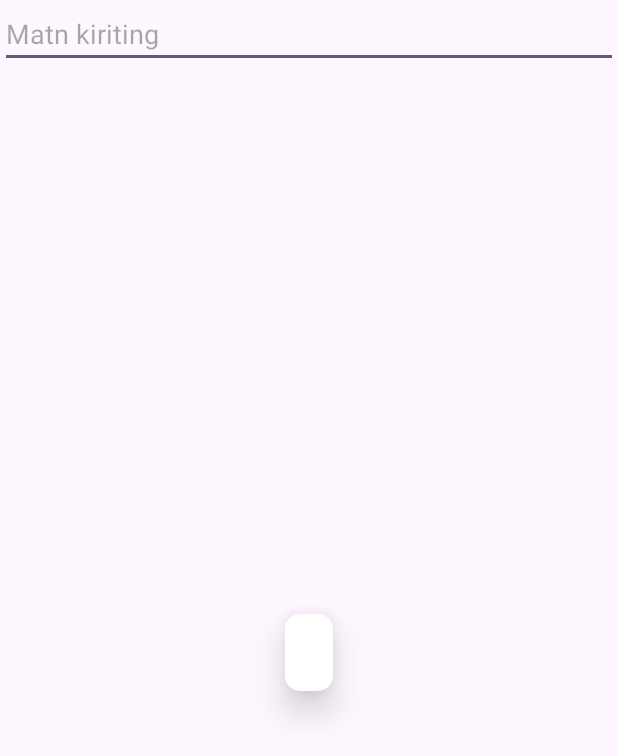
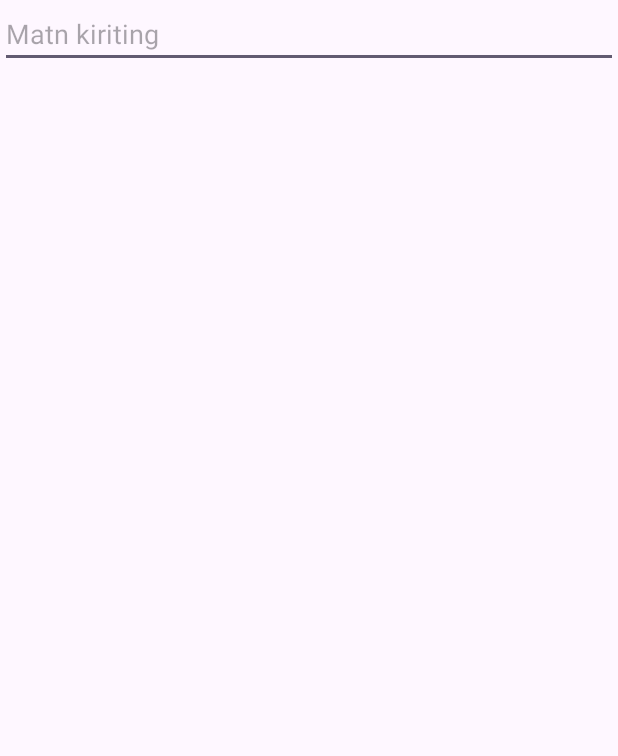
Before and after one commit to Amrullaev/WordCount, an Android app: the layout activity_main.xml on its own in the app's theme, with its tools: preview values and no code run, on a phone screen of 412 x 824 dp. Shown: the top 756 px of the screen. Run offline under Robolectric (Android 15) with nearby library versions, the phone set to English and light mode, and no system bars.

Commit message:
Version 1.1 End

```diff
--- a/app/src/main/AndroidManifest.xml
+++ b/app/src/main/AndroidManifest.xml
@@ -6,7 +6,7 @@
         android:allowBackup="true"
         android:dataExtractionRules="@xml/data_extraction_rules"
         android:fullBackupContent="@xml/backup_rules"
-        android:icon="@mipmap/ic_launcher"
+        android:icon="@drawable/word_logo"
         android:label="@string/app_name"
         android:roundIcon="@mipmap/ic_launcher_round"
         android:supportsRtl="true"
@@ -14,7 +14,8 @@
         tools:targetApi="31" >
         <activity
             android:name=".MainActivity"
-            android:exported="true" >
+            android:exported="true"
+            android:windowSoftInputMode="adjustResize">
             <intent-filter>
                 <action android:name="android.intent.action.MAIN" />
 
--- a/app/src/main/java/com/example/slideview/MainActivity.kt
+++ b/app/src/main/java/com/example/slideview/MainActivity.kt
@@ -1,6 +1,7 @@
 package com.example.slideview
 
 import android.annotation.SuppressLint
+import android.opengl.Visibility
 import androidx.appcompat.app.AppCompatActivity
 import android.os.Bundle
 import android.text.Editable
@@ -21,21 +22,27 @@ class MainActivity : AppCompatActivity() {
         binding = ActivityMainBinding.inflate(layoutInflater)
         setContentView(binding.root)
 
+
         binding.editText.addTextChangedListener(object : TextWatcher {
             override fun beforeTextChanged(s: CharSequence?, start: Int, count: Int, after: Int) {}
 
             override fun onTextChanged(s: CharSequence?, start: Int, before: Int, count: Int) {
+                binding.moveBtn.visibility = View.VISIBLE
                 val words = s?.trim()?.split("\\s+".toRegex())?.filter { it.isNotEmpty() }
                 val wordCount = words?.size ?: 0
                 val charCount = s?.length ?: 0
                 val spaceCount = s?.count { it.isWhitespace() } ?: 0
 
-                binding.resultTextView.text =
-                    "So'zlar: $wordCount\nHarflar: $charCount\nProbel: $spaceCount"
+                binding.resultTextViewWord.text = wordCount.toString()
+                binding.resultTextViewChar.text = charCount.toString()
+                binding.resultTextViewSpace.text = spaceCount.toString()
+
             }
 
             override fun afterTextChanged(s: Editable?) {}
         })
+
+
 
         binding.moveBtn.setOnTouchListener(object : View.OnTouchListener {
             var dx = 0f
--- a/app/src/main/res/drawable/slide_bg.xml
+++ b/app/src/main/res/drawable/slide_bg.xml
@@ -3,7 +3,7 @@
     <item>
         <shape android:shape="rectangle">
             <corners android:radius="10dp" />
-            <solid android:color="@color/white" />
+            <solid android:color="@color/white1" />
         </shape>
     </item>
 </selector>
--- a/app/src/main/res/layout/activity_main.xml
+++ b/app/src/main/res/layout/activity_main.xml
@@ -20,20 +20,90 @@
         android:layout_height="wrap_content"
         android:background="@drawable/slide_bg"
         android:elevation="15dp"
+        android:visibility="gone"
         android:gravity="center"
+        android:orientation="vertical"
         app:layout_constraintBottom_toBottomOf="parent"
         app:layout_constraintEnd_toEndOf="parent"
         app:layout_constraintStart_toStartOf="parent"
         app:layout_constraintTop_toBottomOf="@+id/editText">
 
-        <TextView
-            android:layout_margin="16dp"
-            android:id="@+id/resultTextView"
-            android:layout_width="wrap_content"
+        <androidx.appcompat.widget.LinearLayoutCompat
+            android:layout_width="match_parent"
             android:layout_height="wrap_content"
-            android:layout_below="@id/editText"
-            android:layout_marginTop="16dp" />
+            android:layout_marginHorizontal="16dp"
+            android:layout_marginTop="16dp"
+            android:gravity="center">
+
+            <TextView
+                android:layout_width="wrap_content"
+                android:layout_height="wrap_content"
+                android:layout_below="@id/editText"
+                android:text="So'zlar:"
+                android:textSize="16sp"
+                android:textStyle="bold" />
+
+            <TextView
+                android:id="@+id/resultTextViewWord"
+                android:layout_width="wrap_content"
+                android:layout_height="wrap_content"
+                android:layout_marginStart="8dp"
+                android:textSize="16sp"
+                tools:text="123" />
+        </androidx.appcompat.widget.LinearLayoutCompat>
+
+        <androidx.appcompat.widget.LinearLayoutCompat
+            android:layout_width="match_parent"
+            android:layout_height="wrap_content"
+            android:layout_marginHorizontal="16dp"
+            android:layout_marginTop="16dp"
+            android:gravity="center">
+
+            <TextView
+                android:layout_width="wrap_content"
+                android:layout_height="wrap_content"
+                android:layout_below="@id/editText"
+                android:text="Harflar:"
+                android:textSize="16sp"
+                android:textStyle="bold" />
+
+            <TextView
+                android:id="@+id/resultTextViewChar"                android:layout_width="wrap_content"
+                android:layout_height="wrap_content"
+                android:layout_marginStart="8dp"
+                android:textSize="16sp"
+                tools:text="123" />
+        </androidx.appcompat.widget.LinearLayoutCompat>
+
+        <androidx.appcompat.widget.LinearLayoutCompat
+            android:layout_width="match_parent"
+            android:layout_height="wrap_content"
+            android:layout_marginHorizontal="16dp"
+            android:layout_marginTop="16dp"
+            android:layout_marginBottom="16dp"
+            android:gravity="center">
+
+            <TextView
+                android:layout_width="wrap_content"
+                android:layout_height="wrap_content"
+                android:layout_below="@id/editText"
+                android:text="Probel:"
+                android:textSize="16sp"
+                android:textStyle="bold" />
+
+            <TextView
+                android:id="@+id/resultTextViewSpace"
+                android:layout_width="wrap_content"
+                android:layout_height="wrap_content"
+                android:layout_marginStart="8dp"
+                android:textSize="16sp"
+                tools:text="123" />
+        </androidx.appcompat.widget.LinearLayoutCompat>
 
     </androidx.appcompat.widget.LinearLayoutCompat>
 
+
+
+
+
 </androidx.constraintlayout.widget.ConstraintLayout>
--- a/app/src/main/res/values-night/themes.xml
+++ b/app/src/main/res/values-night/themes.xml
@@ -1,7 +1,7 @@
 <resources xmlns:tools="http://schemas.android.com/tools">
     <!-- Base application theme. -->
     <style name="Base.Theme.SlideView" parent="Theme.Material3.DayNight.NoActionBar">
-        <!-- Customize your dark theme here. -->
-        <!-- <item name="colorPrimary">@color/my_dark_primary</item> -->
+         Customize your dark theme here.
+         <item name="colorPrimary">#12282F</item>
     </style>
 </resources>
--- a/app/src/main/res/values/colors.xml
+++ b/app/src/main/res/values/colors.xml
@@ -2,4 +2,5 @@
 <resources>
     <color name="black">#FF000000</color>
     <color name="white">#FFFFFFFF</color>
+    <color name="white1">#99FFFFFF</color>
 </resources>
--- a/app/src/main/res/values/strings.xml
+++ b/app/src/main/res/values/strings.xml
@@ -1,3 +1,3 @@
 <resources>
-    <string name="app_name">SlideView</string>
+    <string name="app_name">Word Counter</string>
 </resources>
--- a/app/src/main/res/values/themes.xml
+++ b/app/src/main/res/values/themes.xml
@@ -1,8 +1,8 @@
 <resources xmlns:tools="http://schemas.android.com/tools">
     <!-- Base application theme. -->
     <style name="Base.Theme.SlideView" parent="Theme.Material3.DayNight.NoActionBar">
-        <!-- Customize your light theme here. -->
-        <!-- <item name="colorPrimary">@color/my_light_primary</item> -->
+         Customize your light theme here.
+         <item name="colorPrimary"> #6200EE</item>
     </style>
 
     <style name="Theme.SlideView" parent="Base.Theme.SlideView" />
```
Also changed, not shown: app/src/main/res/drawable/word_logo.png (added).
